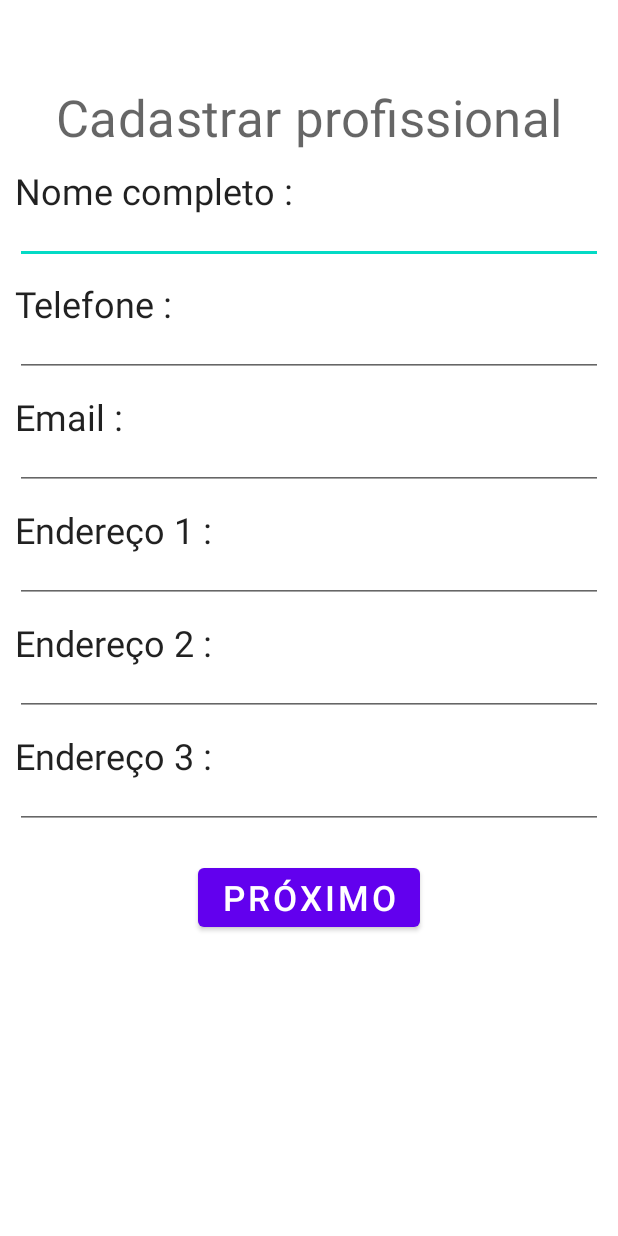
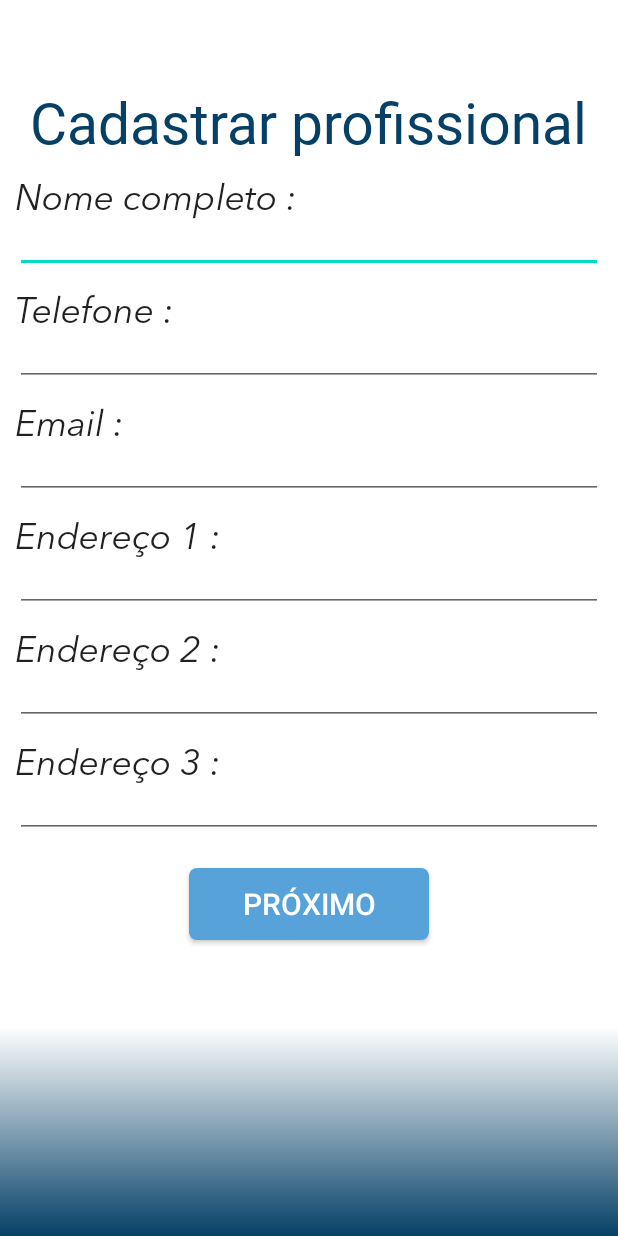
Before and after one commit to Jean2505/Projeto-Integrador-3, an Android app: the layout activity_main.xml on its own in the app's theme, with its tools: preview values and no code run, on a phone screen of 412 x 824 dp. Run offline under Robolectric (Android 15) with nearby library versions, the phone set to English and light mode, and no system bars.

Commit message:
Layouts prontos e modificados

```diff
--- /dev/null
+++ b/app/src/main/res/drawable/box.xml
@@ -0,0 +1,10 @@
+<?xml version="1.0" encoding="utf-8"?>
+<selector xmlns:android="http://schemas.android.com/apk/res/android">
+    <item>
+        <shape>
+            <solid android:color="@color/azulcinza"/>
+            <gradient android:angle="90"
+                android:startColor="@color/azulescuro"/>
+        </shape>
+    </item>
+</selector>
--- /dev/null
+++ b/app/src/main/res/drawable/custom_button.xml
@@ -0,0 +1,17 @@
+<?xml version="1.0" encoding="utf-8"?>
+<selector xmlns:android="http://schemas.android.com/apk/res/android">
+    <item android:state_pressed="false">
+        <shape android:shape="rectangle">
+            <solid android:color="@color/azulclaro"/>
+            <corners android:radius="5dp"/>
+            <stroke android:width="0dp" android:color="@color/amarelo"/>
+        </shape>
+    </item>
+    <item android:state_pressed="true">
+        <shape android:shape="rectangle">
+            <solid android:color="@color/azulescuro"/>
+            <corners android:radius="5dp"/>
+            <stroke android:width="2dp" android:color="@color/amarelo"/>
+        </shape>
+    </item>
+</selector>
--- /dev/null
+++ b/app/src/main/res/font/font.xml
@@ -0,0 +1,4 @@
+<?xml version="1.0" encoding="utf-8"?>
+<font-family xmlns:android="http://schemas.android.com/apk/res/android">
+
+</font-family>
--- a/app/src/main/res/layout/activity_main.xml
+++ b/app/src/main/res/layout/activity_main.xml
@@ -3,7 +3,7 @@
     xmlns:app="http://schemas.android.com/apk/res-auto"
     xmlns:tools="http://schemas.android.com/tools"
     android:layout_width="match_parent"
-    android:layout_height="wrap_content"
+    android:layout_height="match_parent"
     tools:context=".MainActivity">
 
     <TextView
@@ -12,7 +12,9 @@
         android:layout_height="wrap_content"
         android:text="Cadastrar profissional"
         android:layout_marginTop="55dp"
-        android:textAppearance="@style/TextAppearance.MaterialComponents.Headline4"
+        android:textSize="38sp"
+        android:fontFamily="@font/avenirbold"
+        android:textColor="@color/azulescuro"
         app:layout_constraintEnd_toEndOf="parent"
         app:layout_constraintStart_toStartOf="parent"
         app:layout_constraintTop_toTopOf="parent"/>
@@ -23,8 +25,10 @@
         android:layout_width="wrap_content"
         android:layout_height="wrap_content"
         android:layout_margin="10dp"
+        android:layout_marginTop="10dp"
         android:layout_marginStart="8dp"
         android:text="Nome completo : "
+        android:fontFamily="@font/avenir"
         android:textAppearance="@style/TextAppearance.MaterialComponents.Headline5"
         app:layout_constraintStart_toStartOf="parent"
         app:layout_constraintTop_toBottomOf="@+id/tvCadastro"/>
@@ -45,6 +49,7 @@
         android:layout_margin="10dp"
         android:layout_marginStart="8dp"
         android:text="Telefone : "
+        android:fontFamily="@font/avenir"
         android:textAppearance="@style/TextAppearance.MaterialComponents.Headline5"
         app:layout_constraintStart_toStartOf="parent"
         app:layout_constraintTop_toBottomOf="@+id/etNome"/>
@@ -65,6 +70,7 @@
         android:layout_margin="10dp"
         android:layout_marginStart="8dp"
         android:text="Email : "
+        android:fontFamily="@font/avenir"
         android:textAppearance="@style/TextAppearance.MaterialComponents.Headline5"
         app:layout_constraintStart_toStartOf="parent"
         app:layout_constraintTop_toBottomOf="@+id/etTelef"/>
@@ -85,6 +91,7 @@
         android:layout_margin="10dp"
         android:layout_marginStart="8dp"
         android:text="Endereço 1 : "
+        android:fontFamily="@font/avenir"
         android:textAppearance="@style/TextAppearance.MaterialComponents.Headline5"
         app:layout_constraintStart_toStartOf="parent"
         app:layout_constraintTop_toBottomOf="@+id/etEmail"/>
@@ -105,6 +112,7 @@
         android:layout_margin="10dp"
         android:layout_marginStart="8dp"
         android:text="Endereço 2 : "
+        android:fontFamily="@font/avenir"
         android:textAppearance="@style/TextAppearance.MaterialComponents.Headline5"
         app:layout_constraintStart_toStartOf="parent"
         app:layout_constraintTop_toBottomOf="@+id/etEnd1"/>
@@ -125,6 +133,7 @@
         android:layout_margin="10dp"
         android:layout_marginStart="8dp"
         android:text="Endereço 3 : "
+        android:fontFamily="@font/avenir"
         android:textAppearance="@style/TextAppearance.MaterialComponents.Headline5"
         app:layout_constraintStart_toStartOf="parent"
         app:layout_constraintTop_toBottomOf="@+id/etEnd2"/>
@@ -138,15 +147,23 @@
         app:layout_constraintStart_toStartOf="parent"
         app:layout_constraintTop_toTopOf="@id/tvEnd3"/>
 
-    <Button
+    <androidx.appcompat.widget.AppCompatButton
         android:id="@+id/btnProximo"
-        android:layout_width="wrap_content"
+        android:layout_width="160dp"
         android:layout_height="wrap_content"
         android:layout_margin="20dp"
-        android:textSize="23sp"
+        android:textSize="20sp"
+        android:textColor="@color/white"
+        android:background="@drawable/custom_button"
         app:layout_constraintTop_toBottomOf="@+id/etEnd3"
         app:layout_constraintStart_toStartOf="parent"
         app:layout_constraintEnd_toEndOf="parent"
         android:text="Próximo"/>
 
+    <TextView
+        android:layout_width="match_parent"
+        android:layout_height="140dp"
+        android:background="@drawable/box"
+        app:layout_constraintBottom_toBottomOf="parent" />
+
 </androidx.constraintlayout.widget.ConstraintLayout>
--- a/app/src/main/res/values-night/themes.xml
+++ b/app/src/main/res/values-night/themes.xml
@@ -1,6 +1,6 @@
 <resources xmlns:tools="http://schemas.android.com/tools">
     <!-- Base application theme. -->
-    <style name="Theme.PI3" parent="Theme.MaterialComponents.DayNight.DarkActionBar">
+    <style name="Theme.PI3" parent="Theme.MaterialComponents.DayNight.NoActionBar">
         <!-- Primary brand color. -->
         <item name="colorPrimary">@color/purple_200</item>
         <item name="colorPrimaryVariant">@color/purple_700</item>
--- a/app/src/main/res/values/colors.xml
+++ b/app/src/main/res/values/colors.xml
@@ -7,4 +7,8 @@
     <color name="teal_700">#FF018786</color>
     <color name="black">#FF000000</color>
     <color name="white">#FFFFFFFF</color>
+    <color name="amarelo">#ffd803</color>
+    <color name="azulescuro">#064066</color>
+    <color name="azulclaro">#56a2d9</color>
+    <color name="azulcinza">#91b5cf</color>
 </resources>
--- a/app/src/main/res/values/themes.xml
+++ b/app/src/main/res/values/themes.xml
@@ -1,9 +1,9 @@
 <resources xmlns:tools="http://schemas.android.com/tools">
     <!-- Base application theme. -->
-    <style name="Theme.PI3" parent="Theme.MaterialComponents.DayNight.DarkActionBar">
+    <style name="Theme.PI3" parent="Theme.MaterialComponents.DayNight.NoActionBar">
         <!-- Primary brand color. -->
-        <item name="colorPrimary">@color/purple_500</item>
-        <item name="colorPrimaryVariant">@color/purple_700</item>
+        <item name="colorPrimary">#EE00D6</item>
+        <item name="colorPrimaryVariant">#FFFFFF</item>
         <item name="colorOnPrimary">@color/white</item>
         <!-- Secondary brand color. -->
         <item name="colorSecondary">@color/teal_200</item>
```
Also changed, not shown: app/src/main/res/font/avenirfml.xml (added, +12 -0 lines), app/src/main/res/layout/activity_curriculo.xml (+17 -6 lines), app/src/main/res/layout/activity_login.xml (+33 -19 lines), app/src/main/res/drawable/logo.png (added), app/src/main/res/font/avenir.otf (added).
